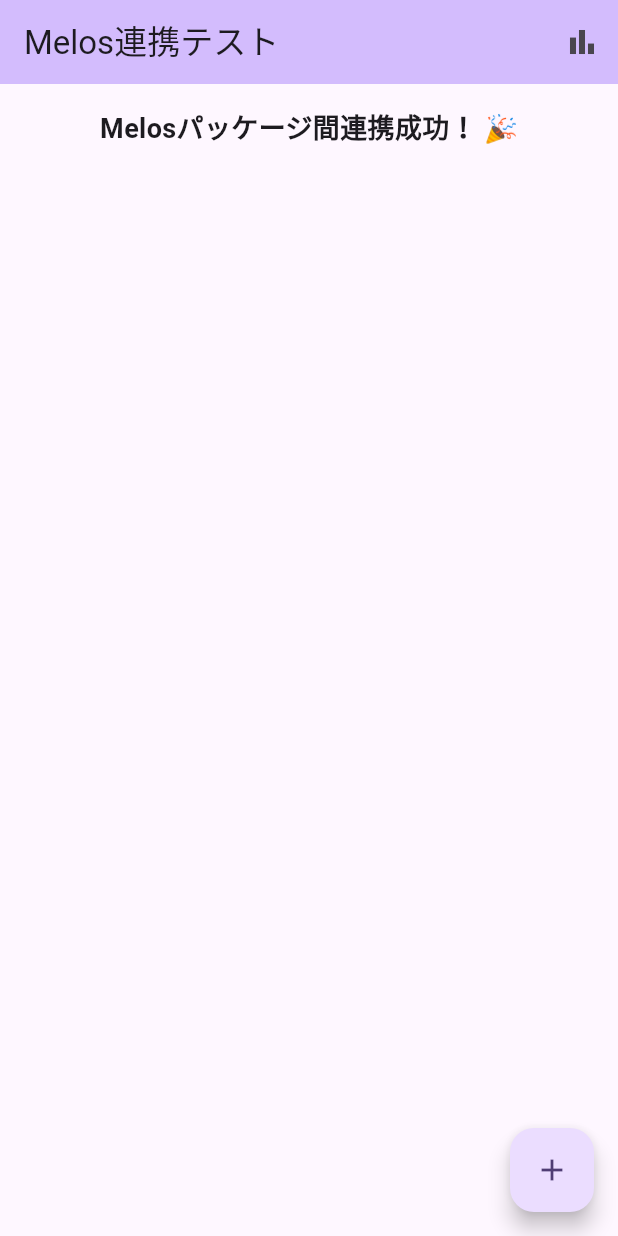
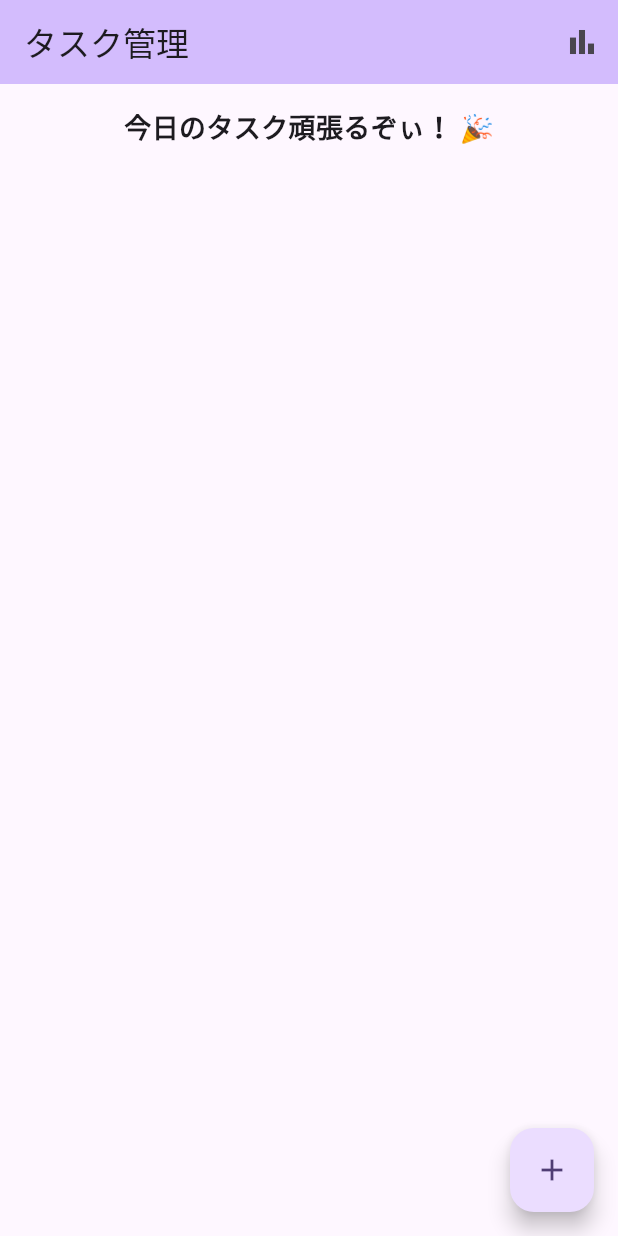
Before and after one commit to mikiIDE/flutter_task_management_mono, a Flutter app: the screen it shows after launch, on a phone screen of 412 x 824 dp. Run offline on Flutter 3.47's test engine with Material 3 defaults, Android fonts, the phone set to English and light mode, and no system bars.

```diff
--- a/apps/task_app/lib/main.dart
+++ b/apps/task_app/lib/main.dart
@@ -15,7 +15,7 @@ class MyApp extends StatelessWidget {
     return ChangeNotifierProvider(
       create: (context) => TaskRepository(),
       child: MaterialApp(
-        title: 'Melos Task Management',
+        title: 'Task Management App w/ Melos',
         theme: ThemeData(
           colorScheme: ColorScheme.fromSeed(seedColor: Colors.deepPurple),
         ),
@@ -58,7 +58,7 @@ class _TaskTestPageState extends State<TaskTestPage> {
     return Scaffold(
       appBar: AppBar(
         backgroundColor: Theme.of(context).colorScheme.inversePrimary,
-        title: const Text('Melos連携テスト'),
+        title: const Text('タスク管理'),
         actions: [
           IconButton(
             onPressed: () {
@@ -76,7 +76,7 @@ class _TaskTestPageState extends State<TaskTestPage> {
           const Padding(
             padding: EdgeInsets.all(16.0),
             child: Text(
-              'Melosパッケージ間連携成功！ 🎉',
+              '今日のタスク頑張るぞぃ！ 🎉',
               style: TextStyle(fontSize: 18, fontWeight: FontWeight.bold),
             ),
           ),
@@ -179,7 +179,7 @@ class _TaskTestPageState extends State<TaskTestPage> {
 class TaskStatsPage extends StatelessWidget {
   // final TaskRepository _repository = TaskRepository(); // 新しいインスタンス
 
-  TaskStatsPage({super.key});
+  const TaskStatsPage({super.key}); // constはなくてもOK
 
   @override
   Widget build(BuildContext context) {
```
Also changed, not shown: 1 other file.
